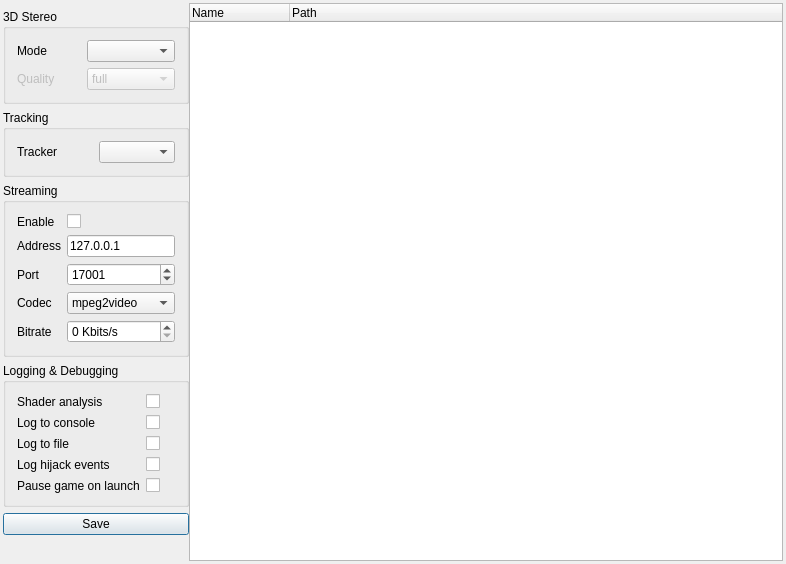
Qt form VireIO_Perception/src/cMainWindow.ui (BluesKutya/Perception) before a commit.
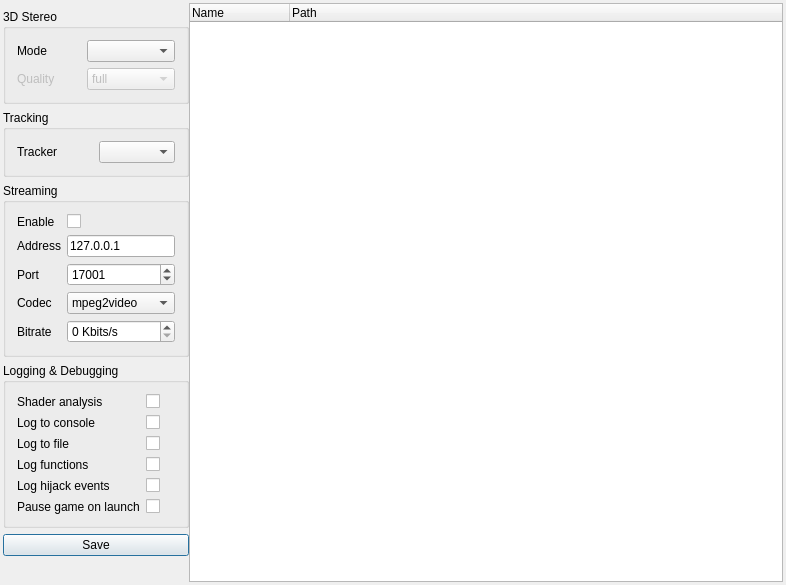
The same form after that commit.

```diff
--- a/VireIO_Perception/src/cMainWindow.ui
+++ b/VireIO_Perception/src/cMainWindow.ui
@@ -7,7 +7,7 @@
     <x>0</x>
     <y>0</y>
     <width>786</width>
-    <height>503</height>
+    <height>513</height>
    </rect>
   </property>
   <property name="windowTitle">
@@ -270,41 +270,6 @@
        <bool>true</bool>
       </property>
       <layout class="QGridLayout" name="gridLayout_5">
-       <item row="4" column="1">
-        <widget class="QCheckBox" name="pauseOnLaunch">
-         <property name="text">
-          <string/>
-         </property>
-        </widget>
-       </item>
-       <item row="3" column="0">
-        <widget class="QLabel" name="label_12">
-         <property name="text">
-          <string>Log hijack events</string>
-         </property>
-        </widget>
-       </item>
-       <item row="4" column="0">
-        <widget class="QLabel" name="label_10">
-         <property name="text">
-          <string>Pause game on launch</string>
-         </property>
-        </widget>
-       </item>
-       <item row="1" column="1">
-        <widget class="QCheckBox" name="logToConsole">
-         <property name="text">
-          <string/>
-         </property>
-        </widget>
-       </item>
-       <item row="3" column="1">
-        <widget class="QCheckBox" name="logHijack">
-         <property name="text">
-          <string/>
-         </property>
-        </widget>
-       </item>
        <item row="2" column="1">
         <widget class="QCheckBox" name="logToFile">
          <property name="text">
@@ -312,6 +277,20 @@
          </property>
         </widget>
        </item>
+       <item row="4" column="1">
+        <widget class="QCheckBox" name="logHijack">
+         <property name="text">
+          <string/>
+         </property>
+        </widget>
+       </item>
+       <item row="0" column="0">
+        <widget class="QLabel" name="label_14">
+         <property name="text">
+          <string>Shader analysis</string>
+         </property>
+        </widget>
+       </item>
        <item row="2" column="0">
         <widget class="QLabel" name="label_11">
          <property name="text">
@@ -319,6 +298,13 @@
          </property>
         </widget>
        </item>
+       <item row="0" column="1">
+        <widget class="QCheckBox" name="shaderAnalyzer">
+         <property name="text">
+          <string/>
+         </property>
+        </widget>
+       </item>
        <item row="1" column="0">
         <widget class="QLabel" name="label_9">
          <property name="text">
@@ -326,20 +312,48 @@
          </property>
         </widget>
        </item>
-       <item row="0" column="0">
-        <widget class="QLabel" name="label_14">
+       <item row="1" column="1">
+        <widget class="QCheckBox" name="logToConsole">
          <property name="text">
-          <string>Shader analysis</string>
+          <string/>
          </property>
         </widget>
        </item>
-       <item row="0" column="1">
-        <widget class="QCheckBox" name="shaderAnalyzer">
+       <item row="4" column="0">
+        <widget class="QLabel" name="label_12">
          <property name="text">
+          <string>Log hijack events</string>
+         </property>
+        </widget>
+       </item>
+       <item row="5" column="0">
+        <widget class="QLabel" name="label_10">
+         <property name="text">
+          <string>Pause game on launch</string>
+         </property>
+        </widget>
+       </item>
+       <item row="5" column="1">
+        <widget class="QCheckBox" name="pauseOnLaunch">
+         <property name="text">
           <string/>
          </property>
         </widget>
        </item>
+       <item row="3" column="1">
+        <widget class="QCheckBox" name="logVerbose">
+         <property name="text">
+          <string/>
+         </property>
+        </widget>
+       </item>
+       <item row="3" column="0">
+        <widget class="QLabel" name="label_13">
+         <property name="text">
+          <string>Log functions</string>
+         </property>
+        </widget>
+       </item>
       </layout>
      </widget>
     </item>
```
